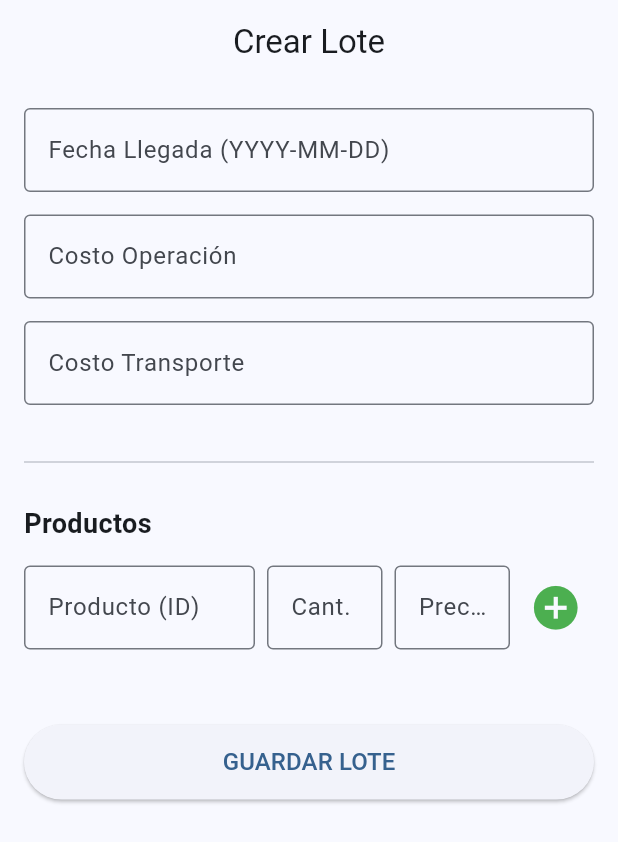
After one commit to DanielfQo/MANAGEMENT-SYSTEM-UI, a Flutter app: the LotePage screen opened by its route, after a tap on the "add circle" icon, on a phone screen of 412 x 824 dp. The commit adds this screen. Shown: the top 842 px of the screen. Run offline on Flutter 3.47's test engine with Material 3 defaults, Android fonts, the phone set to English and light mode, and no system bars; our stand-ins replace dio, flutter_riverpod, go_router, riverpod, shared_preferences; accounts and stored records are empty.

Commit message:
feat: add Lote feature with LotePage, LoteProvider, and LoteModel

```diff
--- a/lib/core/router.dart
+++ b/lib/core/router.dart
@@ -3,6 +3,8 @@ import 'package:go_router/go_router.dart';
 import 'package:management_system_ui/core/common_libs.dart';
 import 'package:management_system_ui/features/auth/auth_page.dart';
 import 'package:management_system_ui/features/auth/auth_provider.dart';
+
+import 'package:management_system_ui/features/lote/lote_page.dart';
 
 // Importa tu InventoryPage cuando la crees
 
@@ -19,9 +21,8 @@ final routerProvider = Provider<GoRouter>((ref) {
       ),
       GoRoute(
         path: '/inventory',
-        builder: (context, state) => const Scaffold(body: Center(child: Text("Inventario"))),
+        builder: (context, state) => const LotePage(),
       ),
-
 
     ],
 
--- a/lib/features/auth/auth_provider.dart
+++ b/lib/features/auth/auth_provider.dart
@@ -1,4 +1,4 @@
-import 'package:flutter_riverpod/flutter_riverpod.dart';
+import 'package:management_system_ui/core/common_libs.dart';
 import '../../core/utils/storage_service.dart';
 import 'auth_repository.dart';
 import 'models/auth_response_model.dart';
--- /dev/null
+++ b/lib/features/lote/lote_page.dart
@@ -0,0 +1,199 @@
+import 'package:flutter/material.dart';
+import 'package:flutter_riverpod/flutter_riverpod.dart';
+import 'models/lote_model.dart';
+import 'lote_provider.dart';
+
+class LotePage extends ConsumerStatefulWidget {
+  const LotePage({super.key});
+
+  @override
+  ConsumerState<LotePage> createState() => _LotePageState();
+}
+
+class _LotePageState extends ConsumerState<LotePage> {
+  final _fechaController = TextEditingController();
+  final _costoOperacionController = TextEditingController();
+  final _costoTransporteController = TextEditingController();
+
+  final _productoController = TextEditingController();
+  final _cantidadController = TextEditingController();
+  final _precioController = TextEditingController();
+
+  @override
+  void dispose() {
+    _fechaController.dispose();
+    _costoOperacionController.dispose();
+    _costoTransporteController.dispose();
+    _productoController.dispose();
+    _cantidadController.dispose();
+    _precioController.dispose();
+    super.dispose();
+  }
+
+  @override
+  Widget build(BuildContext context) {
+    final lote = ref.watch(loteProvider);
+    final loteNotifier = ref.read(loteProvider.notifier);
+
+    final productos = lote?.productos ?? [];
+
+    return Scaffold(
+      appBar: AppBar(
+        title: const Text("Crear Lote"),
+        centerTitle: true,
+      ),
+      body: SingleChildScrollView(
+        padding: const EdgeInsets.all(16),
+        child: Column(
+          crossAxisAlignment: CrossAxisAlignment.start,
+          children: [
+
+            /// 🔹 DATOS GENERALES
+
+            TextField(
+              controller: _fechaController,
+              decoration: const InputDecoration(
+                labelText: "Fecha Llegada (YYYY-MM-DD)",
+                border: OutlineInputBorder(),
+              ),
+            ),
+            const SizedBox(height: 15),
+
+            TextField(
+              controller: _costoOperacionController,
+              keyboardType: TextInputType.number,
+              decoration: const InputDecoration(
+                labelText: "Costo Operación",
+                border: OutlineInputBorder(),
+              ),
+            ),
+            const SizedBox(height: 15),
+
+            TextField(
+              controller: _costoTransporteController,
+              keyboardType: TextInputType.number,
+              decoration: const InputDecoration(
+                labelText: "Costo Transporte",
+                border: OutlineInputBorder(),
+              ),
+            ),
+
+            const SizedBox(height: 30),
+            const Divider(),
+            const SizedBox(height: 20),
+
+            /// 🔹 PRODUCTOS
+
+            const Text(
+              "Productos",
+              style: TextStyle(fontSize: 18, fontWeight: FontWeight.bold),
+            ),
+
+            const SizedBox(height: 15),
+
+            Row(
+              children: [
+                Expanded(
+                  flex: 2,
+                  child: TextField(
+                    controller: _productoController,
+                    keyboardType: TextInputType.number,
+                    decoration: const InputDecoration(
+                      labelText: "Producto (ID)",
+                      border: OutlineInputBorder(),
+                    ),
+                  ),
+                ),
+                const SizedBox(width: 8),
+                Expanded(
+                  child: TextField(
+                    controller: _cantidadController,
+                    keyboardType: TextInputType.number,
+                    decoration: const InputDecoration(
+                      labelText: "Cant.",
+                      border: OutlineInputBorder(),
+                    ),
+                  ),
+                ),
+                const SizedBox(width: 8),
+                Expanded(
+                  child: TextField(
+                    controller: _precioController,
+                    keyboardType: TextInputType.number,
+                    decoration: const InputDecoration(
+                      labelText: "Precio",
+                      border: OutlineInputBorder(),
+                    ),
+                  ),
+                ),
+                const SizedBox(width: 5),
+                IconButton(
+                  icon: const Icon(Icons.add_circle,
+                      color: Colors.green, size: 35),
+                  onPressed: () {
+                    if (_productoController.text.isNotEmpty &&
+                        _cantidadController.text.isNotEmpty &&
+                        _precioController.text.isNotEmpty) {
+
+                      loteNotifier.addProducto(
+                        LoteProducto(
+                          productoId: int.parse(_productoController.text),
+                          cantidad: int.parse(_cantidadController.text),
+                          precioCompra: _precioController.text,
+                          precioVentaBase: _precioController.text,
+                        ),
+                      );
+
+                      _productoController.clear();
+                      _cantidadController.clear();
+                      _precioController.clear();
+                    }
+                  },
+                ),
+              ],
+            ),
+
+            const SizedBox(height: 20),
+
+            Column(
+              children: productos.map((producto) {
+                return Card(
+                  margin: const EdgeInsets.only(bottom: 10),
+                  child: ListTile(
+                    title: Text(
+                      producto.productoId != null
+                          ? "Producto ID: ${producto.productoId}"
+                          : "Producto Nuevo: ${producto.nombre}",
+                    ),
+                    subtitle: Text(
+                      "Cantidad: ${producto.cantidad} | Compra: ${producto.precioCompra} | Venta: ${producto.precioVentaBase}",
+                    ),
+                    trailing: IconButton(
+                      icon: const Icon(Icons.delete, color: Colors.red),
+                      onPressed: () {
+                        loteNotifier.removeProducto(producto);
+                      },
+                    ),
+                  ),
+                );
+              }).toList(),
+            ),
+
+            const SizedBox(height: 30),
+
+            ElevatedButton(
+              style: ElevatedButton.styleFrom(
+                minimumSize: const Size.fromHeight(50),
+              ),
+              onPressed: () {},
+              child: const Text(
+                "GUARDAR LOTE",
+                style: TextStyle(fontSize: 16),
+              ),
+            ),
+          ],
+        ),
+      ),
+    );
+  }
+}
--- /dev/null
+++ b/lib/features/lote/lote_provider.dart
@@ -0,0 +1,60 @@
+import 'package:management_system_ui/core/common_libs.dart';
+import 'models/lote_model.dart';
+
+final loteProvider =
+    NotifierProvider<LoteNotifier, LoteModel?>(LoteNotifier.new);
+
+class LoteNotifier extends Notifier<LoteModel?> {
+
+  @override
+  LoteModel? build() {
+    return null; // inicialmente no hay lote creado
+  }
+
+  /// Crear lote base (sin productos)
+  void initLote({
+    required int tienda,
+    required String fechaLlegada,
+    required String costoOperacion,
+    required String costoTransporte,
+  }) {
+    state = LoteModel(
+      tienda: tienda,
+      fechaLlegada: fechaLlegada,
+      costoOperacion: costoOperacion,
+      costoTransporte: costoTransporte,
+      productos: [],
+    );
+  }
+
+  /// Agregar producto
+  void addProducto(LoteProducto producto) {
+    if (state == null) return;
+
+    state = LoteModel(
+      tienda: state!.tienda,
+      fechaLlegada: state!.fechaLlegada,
+      costoOperacion: state!.costoOperacion,
+      costoTransporte: state!.costoTransporte,
+      productos: [...state!.productos, producto],
+    );
+  }
+
+  /// Eliminar producto
+  void removeProducto(LoteProducto producto) {
+    if (state == null) return;
+
+    state = LoteModel(
+      tienda: state!.tienda,
+      fechaLlegada: state!.fechaLlegada,
+      costoOperacion: state!.costoOperacion,
+      costoTransporte: state!.costoTransporte,
+      productos: state!.productos.where((p) => p != producto).toList(),
+    );
+  }
+
+  /// Limpiar todo
+  void clear() {
+    state = null;
+  }
+}
--- /dev/null
+++ b/lib/features/lote/models/lote_model.dart
@@ -0,0 +1,59 @@
+class LoteModel {
+  final int tienda;
+  final String fechaLlegada;
+  final String costoOperacion;
+  final String costoTransporte;
+  final List<LoteProducto> productos;
+
+  LoteModel({
+    required this.tienda,
+    required this.fechaLlegada,
+    required this.costoOperacion,
+    required this.costoTransporte,
+    required this.productos,
+  });
+
+  Map<String, dynamic> toJson() {
+    return {
+      "tienda": tienda,
+      "fecha_llegada": fechaLlegada,
+      "costo_operacion": costoOperacion,
+      "costo_transporte": costoTransporte,
+      "productos": productos.map((e) => e.toJson()).toList(),
+    };
+  }
+}
+
+class LoteProducto {
+  final int? productoId; // Para producto existente
+  final String? nombre;  // Para producto nuevo
+  final int cantidad;
+  final String precioCompra;
+  final String precioVentaBase;
+
+  LoteProducto({
+    this.productoId,
+    this.nombre,
+    required this.cantidad,
+    required this.precioCompra,
+    required this.precioVentaBase,
+  });
+
+  Map<String, dynamic> toJson() {
+    final data = {
+      "cantidad": cantidad,
+      "precio_compra": precioCompra,
+      "precio_venta_base": precioVentaBase,
+    };
+
+    if (productoId != null) {
+      data["producto_id"] = productoId!;
+    }
+
+    if (nombre != null) {
+      data["nombre"] = nombre!;
+    }
+
+    return data;
+  }
+}
```
Also changed, not shown: lib/core/models/product_model.dart (added).
